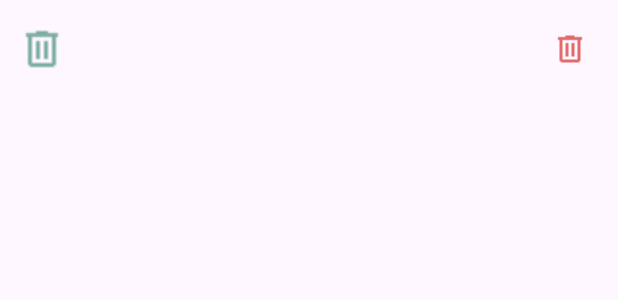
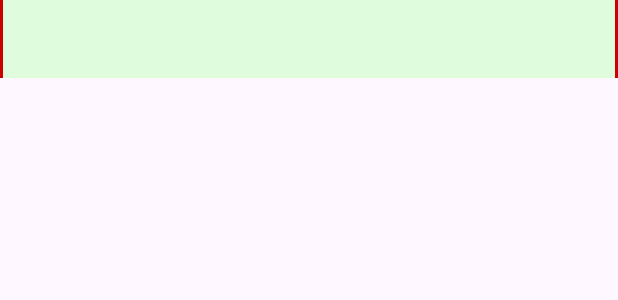
Before and after one commit to jonalonso/workCalendar, an Android app: the layout item_event.xml on its own in the app's theme, with its tools: preview values and no code run, on a phone screen of 412 x 824 dp. Shown: the top 300 px of the screen. Run offline under Robolectric (Android 15) with nearby library versions, the phone set to English and light mode, and no system bars.

Commit message:
replacing calendar list view with a recycle view and adding swipe actions to delete daily events

```diff
--- a/app/src/main/res/layout/fragment_payment.xml
+++ b/app/src/main/res/layout/fragment_payment.xml
@@ -130,6 +130,7 @@
         android:id="@+id/btnSavePayment"
         android:layout_width="match_parent"
         android:layout_height="wrap_content"
+        android:layout_marginBottom="@dimen/medium_margin"
         android:backgroundTint="@color/colorPrimary"
         android:text="@string/save_button" />
 </LinearLayout>
--- a/app/src/main/res/layout/item_event.xml
+++ b/app/src/main/res/layout/item_event.xml
@@ -2,37 +2,40 @@
 <RelativeLayout xmlns:android="http://schemas.android.com/apk/res/android"
     xmlns:app="http://schemas.android.com/apk/res-auto"
     android:layout_width="match_parent"
-    android:layout_height="wrap_content"
-    android:padding="12dp">
+    android:background="#DffDDD"
+    android:layout_height="52dp">
+
+    <View
+        android:id="@+id/left_indicator"
+        android:layout_width="2dp"
+        android:layout_height="match_parent"
+        android:layout_alignParentStart="true"
+        android:background="@android:color/holo_red_dark" />
+
+    <View
+        android:id="@+id/right_indicator"
+        android:layout_width="2dp"
+        android:layout_height="match_parent"
+        android:layout_alignParentEnd="true"
+        android:background="@android:color/holo_red_dark" />
 
     <ImageView
         android:id="@+id/icon"
         android:layout_width="32dp"
         android:layout_height="32dp"
-        android:layout_alignParentStart="true"
+        android:layout_toEndOf="@id/left_indicator"
+        android:layout_marginEnd="12dp"
+        android:layout_marginStart="12dp"
         android:layout_centerVertical="true"
-        android:layout_marginEnd="12dp"
         android:contentDescription="@string/event_icon"
-        android:src="@drawable/ic_delete"
         app:tint="@color/colorPrimary" />
-
-    <ImageButton
-        android:id="@+id/deleteButton"
-        android:layout_width="40dp"
-        android:layout_height="40dp"
-        android:layout_alignParentEnd="true"
-        android:layout_centerVertical="true"
-        android:background="?attr/selectableItemBackgroundBorderless"
-        android:src="@drawable/ic_delete"
-        android:contentDescription="@string/delete"
-        app:tint="@color/colorError" />
 
     <LinearLayout
         android:id="@+id/textContainer"
         android:layout_width="match_parent"
         android:layout_height="wrap_content"
         android:layout_toEndOf="@id/icon"
-        android:layout_toStartOf="@id/deleteButton"
+        android:layout_toStartOf="@id/right_indicator"
         android:layout_centerVertical="true"
         android:orientation="vertical">
 
--- a/app/src/main/res/values/dimens.xml
+++ b/app/src/main/res/values/dimens.xml
@@ -1,4 +1,5 @@
 <resources>
     <dimen name="fab_margin">16dp</dimen>
+    <dimen name="medium_margin">30dp</dimen>
     <dimen name="fab_margin_small">4dp</dimen>
 </resources>
```
Also changed, not shown: app/src/main/java/com/jsalazar/workcalendar/ui/CalendarFragment.java (+36 -23 lines), app/src/main/java/com/jsalazar/workcalendar/ui/adapter/DayEventsAdapter.java (+71 -64 lines), app/src/main/res/layout/fragment_calendar.xml (+9 -8 lines), 1 other file.
